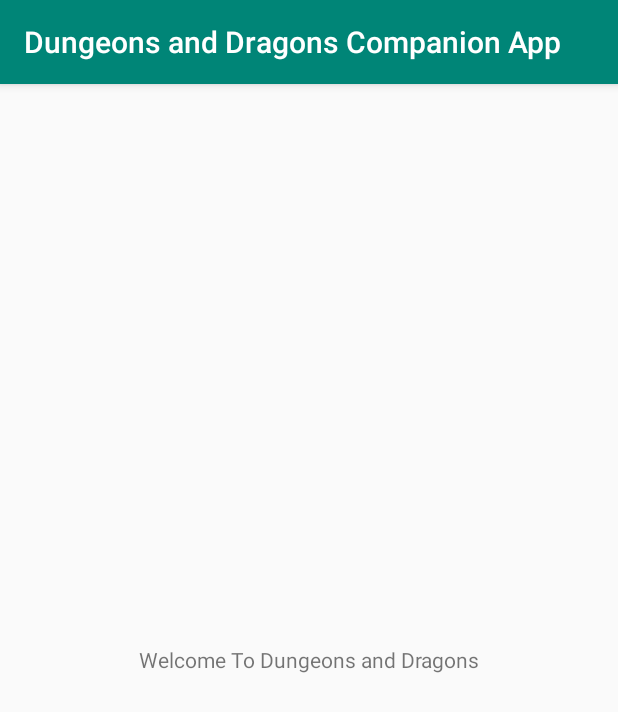
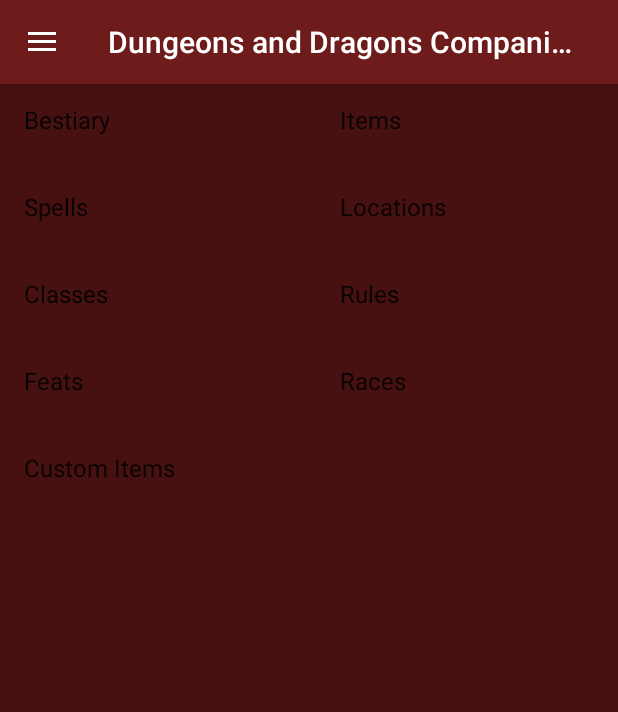
Before and after one commit to WigginsDamien/DungeonsandDragonsCompanionApp, an Android app: the screen it shows after launch (MainActivity), on a phone screen of 412 x 824 dp. Shown: the top 712 px of the screen. Run offline under Robolectric (Android 15) with nearby library versions, the phone set to English and light mode, and no system bars.

Commit message:
added navigation bar and GridView for main menu

```diff
--- a/app/build.gradle
+++ b/app/build.gradle
@@ -21,6 +21,7 @@ android {
 dependencies {
     implementation fileTree(dir: 'libs', include: ['*.jar'])
     implementation 'com.android.support:appcompat-v7:26.1.0'
+    implementation 'com.android.support:design:26.1.0'
     implementation 'com.android.support.constraint:constraint-layout:1.1.3'
     testImplementation 'junit:junit:4.12'
     androidTestImplementation 'com.android.support.test:runner:1.0.2'
--- a/app/src/main/java/com/harrowedtale/dungeonsanddragonscompanionapp/MainActivity.java
+++ b/app/src/main/java/com/harrowedtale/dungeonsanddragonscompanionapp/MainActivity.java
@@ -1,13 +1,54 @@
 package com.harrowedtale.dungeonsanddragonscompanionapp;
 
+import android.support.v4.widget.DrawerLayout;
+import android.support.v7.app.ActionBar;
+import android.support.v7.app.ActionBarDrawerToggle;
 import android.support.v7.app.AppCompatActivity;
 import android.os.Bundle;
+import android.view.MenuItem;
+import android.widget.ArrayAdapter;
+import android.widget.GridView;
+import android.widget.ListView;
 
 public class MainActivity extends AppCompatActivity {
+
+    private DrawerLayout mDrawerLayout;
+    private ActionBarDrawerToggle mToggle;
+
+    String[] menuOptions = {
+            "Bestiary", "Items", "Spells",
+            "Locations", "Classes", "Rules",
+            "Feats", "Races", "Custom Items"
+    };
 
     @Override
     protected void onCreate(Bundle savedInstanceState) {
         super.onCreate(savedInstanceState);
         setContentView(R.layout.activity_main);
+
+        mDrawerLayout = findViewById(R.id.drawerLayout);
+        mToggle = new ActionBarDrawerToggle(this, mDrawerLayout, R.string.open, R.string.close);
+
+        mDrawerLayout.addDrawerListener(mToggle);
+        mToggle.syncState();
+
+        ActionBar actionBar = getSupportActionBar();
+        if(actionBar != null){
+            actionBar.setDisplayHomeAsUpEnabled(true);
+        }
+
+        ArrayAdapter adapter = new ArrayAdapter<>(this, android.R.layout.simple_list_item_1, menuOptions);
+
+        GridView gridView = findViewById(R.id.menu_list);
+        gridView.setAdapter(adapter);
+    }
+
+    @Override
+    public boolean onOptionsItemSelected(MenuItem item) {
+        if(mToggle.onOptionsItemSelected(item)){
+            return true;
+        }
+
+        return super.onOptionsItemSelected(item);
     }
 }
--- a/app/src/main/res/layout/activity_main.xml
+++ b/app/src/main/res/layout/activity_main.xml
@@ -1,18 +1,36 @@
 <?xml version="1.0" encoding="utf-8"?>
-<android.support.constraint.ConstraintLayout xmlns:android="http://schemas.android.com/apk/res/android"
+<android.support.v4.widget.DrawerLayout xmlns:android="http://schemas.android.com/apk/res/android"
     xmlns:app="http://schemas.android.com/apk/res-auto"
     xmlns:tools="http://schemas.android.com/tools"
     android:layout_width="match_parent"
     android:layout_height="match_parent"
-    tools:context=".MainActivity">
+    tools:context=".MainActivity"
+    android:id="@+id/drawerLayout"
+    android:background="@color/colorPrimaryDark">
 
-    <TextView
+    <LinearLayout
+        android:layout_width="match_parent"
+        android:layout_height="match_parent"
+        android:orientation="vertical">
+        <GridView
+            android:id="@+id/menu_list"
+            android:layout_width="match_parent"
+            android:layout_height="match_parent"
+            android:columnWidth="90dp"
+            android:numColumns="2"
+            android:verticalSpacing="10dp"
+            android:horizontalSpacing="10dp"
+            android:stretchMode="columnWidth"
+            android:gravity="center">
+        </GridView>
+    </LinearLayout>
+
+    <android.support.design.widget.NavigationView
         android:layout_width="wrap_content"
-        android:layout_height="20dp"
-        android:text="@string/welcome_to_dungeons_and_dragons"
-        app:layout_constraintBottom_toBottomOf="parent"
-        app:layout_constraintLeft_toLeftOf="parent"
-        app:layout_constraintRight_toRightOf="parent"
-        app:layout_constraintTop_toTopOf="parent" />
-
-</android.support.constraint.ConstraintLayout>
+        android:layout_height="match_parent"
+        app:menu="@menu/navigation_menu"
+        app:theme="@style/navStyle"
+        android:layout_gravity="start"
+        android:background="@color/colorAccent">
+    </android.support.design.widget.NavigationView>
+</android.support.v4.widget.DrawerLayout>
--- /dev/null
+++ b/app/src/main/res/menu/navigation_menu.xml
@@ -0,0 +1,10 @@
+<?xml version="1.0" encoding="utf-8"?>
+<menu xmlns:android="http://schemas.android.com/apk/res/android">
+    <item android:id="@+id/player_mode"
+        android:title="@string/player"
+        android:textColor="@color/colorAccent" />
+
+    <item android:id="@+id/dungeon_master_mode"
+        android:title="@string/dungeon_master"
+        android:textColor="@color/colorAccent" />
+</menu>
--- a/app/src/main/res/values/colors.xml
+++ b/app/src/main/res/values/colors.xml
@@ -1,6 +1,6 @@
 <?xml version="1.0" encoding="utf-8"?>
 <resources>
-    <color name="colorPrimary">#008577</color>
-    <color name="colorPrimaryDark">#00574B</color>
-    <color name="colorAccent">#D81B60</color>
+    <color name="colorPrimary">#6d1b1b</color>
+    <color name="colorPrimaryDark">#471111</color>
+    <color name="colorAccent">#e8bebe</color>
 </resources>
--- a/app/src/main/res/values/strings.xml
+++ b/app/src/main/res/values/strings.xml
@@ -1,4 +1,8 @@
 <resources>
     <string name="app_name">Dungeons and Dragons Companion App</string>
     <string name="welcome_to_dungeons_and_dragons">Welcome To Dungeons and Dragons</string>
+    <string name="open">Open</string>
+    <string name="close">Close</string>
+    <string name="player">Player</string>
+    <string name="dungeon_master">Dungeon Master</string>
 </resources>
--- a/app/src/main/res/values/styles.xml
+++ b/app/src/main/res/values/styles.xml
@@ -8,4 +8,8 @@
         <item name="colorAccent">@color/colorAccent</item>
     </style>
 
+    <style name="navStyle" parent="Theme.AppCompat.Light.DarkActionBar">
+        <item name="android:textSize">28sp</item>
+    </style>
+
 </resources>
```
